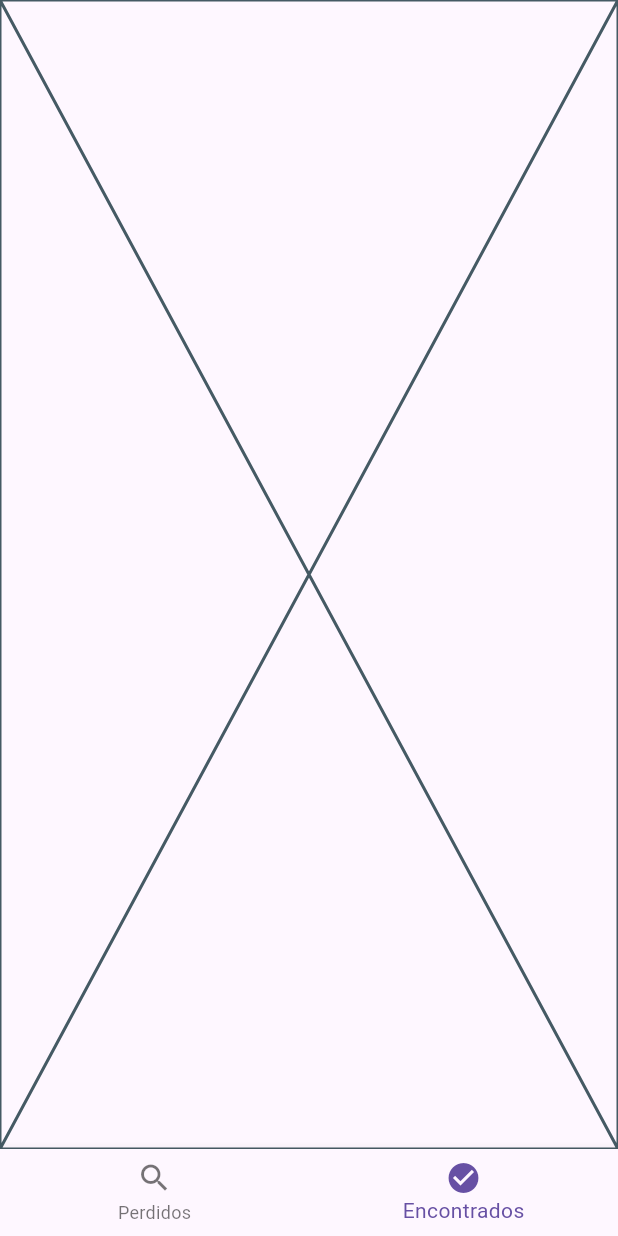
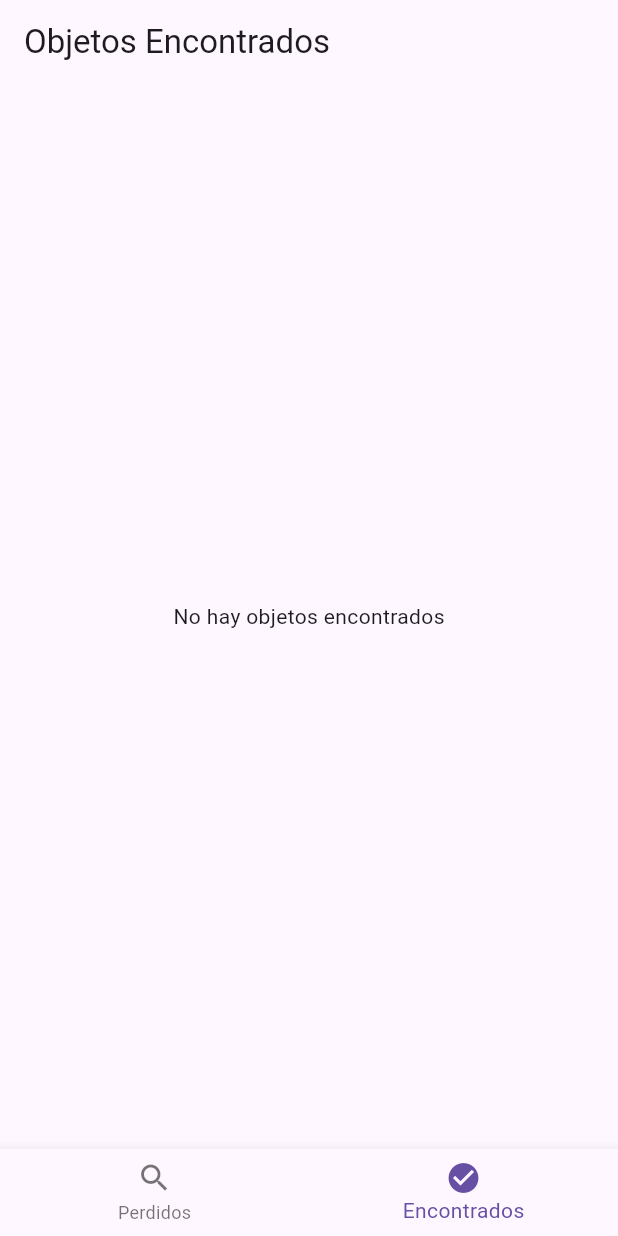
Before and after one commit to Wnsingracia/appBasica, a Flutter app: the screen it shows after launch, item 2 of the bottom bar chosen, on a phone screen of 412 x 824 dp. Run offline on Flutter 3.47's test engine with Material 3 defaults, Android fonts, the phone set to English and light mode, and no system bars.

Commit message:
cambios pequenios

```diff
--- a/appbasica/lib/app.dart
+++ b/appbasica/lib/app.dart
@@ -1,3 +1,4 @@
+import 'package:appbasica/models/Objeto.dart';
 import 'package:appbasica/pages/ObjetosEncontradosPage.dart';
 import 'package:appbasica/pages/ObjetosPerdidosPage.dart';
 import 'package:flutter/material.dart';
@@ -11,6 +12,8 @@ class PantallaPrincipal extends StatefulWidget {
 
 class _PantallaPrincipalState extends State<PantallaPrincipal> {
   int _index = 0;
+  List<Objeto> objetosPerdidos = [];
+  List<Objeto> objetosEncontrados = [];
   final List<Widget> _pages = [ObjetosPerdidosPage(), ObjetosEncontradosPage()];
 
   @override
--- a/appbasica/lib/models/Objeto.dart
+++ b/appbasica/lib/models/Objeto.dart
@@ -2,7 +2,7 @@ class Objeto {
   final String nombre;
   final String tipo;
   final String descripcion;
-  String lugarPerdido;
+  String lugarEncontrado;
   String lugarActual;
   bool encontrado;
 
@@ -10,7 +10,7 @@ class Objeto {
     required this.nombre,
     required this.tipo,
     required this.descripcion,
-    this.lugarPerdido = "",
+    this.lugarEncontrado = "",
     this.lugarActual = "",
     this.encontrado = false,
   });
--- a/appbasica/lib/pages/ObjetosEncontradosPage.dart
+++ b/appbasica/lib/pages/ObjetosEncontradosPage.dart
@@ -1,3 +1,4 @@
+import 'package:appbasica/models/Objeto.dart';
 import 'package:flutter/material.dart';
 
 class ObjetosEncontradosPage extends StatefulWidget {
@@ -8,9 +9,28 @@ class ObjetosEncontradosPage extends StatefulWidget {
 }
 
 class _ObjetosEncontradosPageState extends State<ObjetosEncontradosPage> {
+  final List<Objeto> objetos = [];
+  // ObjetosEncontradosPage(this.objetos);
   @override
   Widget build(BuildContext context) {
-    return const Placeholder();
+    return Scaffold(
+      appBar: AppBar(title: Text("Objetos Encontrados")),
+      body: objetos.isEmpty
+          ? Center(child: Text("No hay objetos encontrados"))
+          : ListView.builder(
+              itemCount: objetos.length,
+              itemBuilder: (context, index) {
+                final objeto = objetos[index];
+                return Card(
+                  margin: EdgeInsets.all(12),
+                  child: ListTile(
+                    title: Text(objeto.nombre),
+                    subtitle: Text("Encontrado en: ${objeto.lugarEncontrado}"),
+                  ),
+                );
+              },
+            ),
+    );
   }
 
 }
```
Also changed, not shown: appbasica/lib/pages/RegistrarObjetoEncontradoPage.dart (+21 -12 lines), 1 other file.
